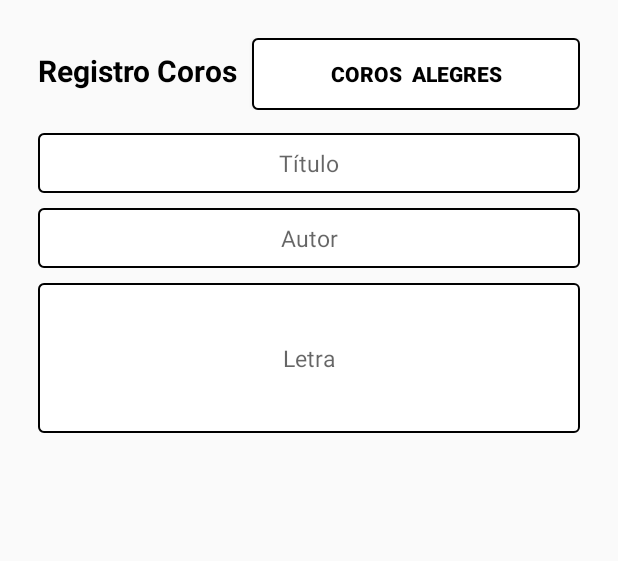
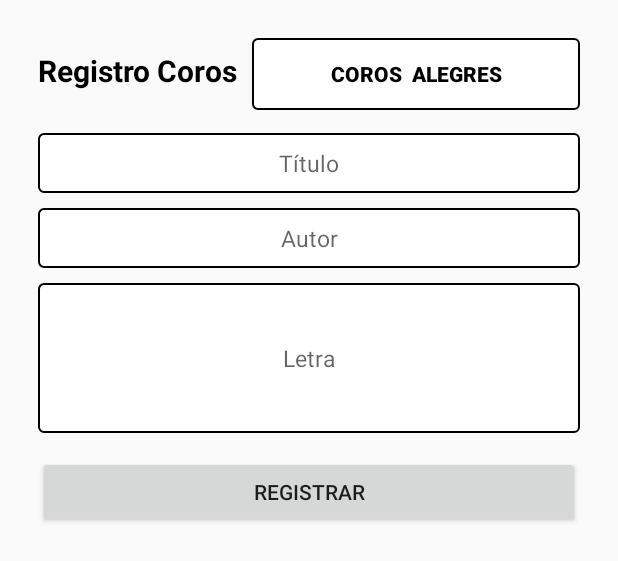
Before and after one commit to rivas25/Himnario, an Android app: the layout activity_coros_ado.xml on its own in the app's theme, with its tools: preview values and no code run, on a phone screen of 412 x 824 dp. Shown: the top 561 px of the screen. Run offline under Robolectric (Android 15) with nearby library versions, the phone set to English and light mode, and no system bars.

Commit message:
Subiendo un button en la activity coros ado

```diff
--- a/app/src/main/res/layout/activity_coros_ado.xml
+++ b/app/src/main/res/layout/activity_coros_ado.xml
@@ -68,7 +68,13 @@
         android:hint="Letra"
         android:layout_marginTop="10dp"
         android:background="@drawable/etestilo"/>
-
+    <Button
+        android:id="@+id/btnRegistrarca"
+        android:layout_width="match_parent"
+        android:layout_height="wrap_content"
+        android:text="Registrar"
+        android:layout_marginTop="15dp"
+        />
 
 
 
```
